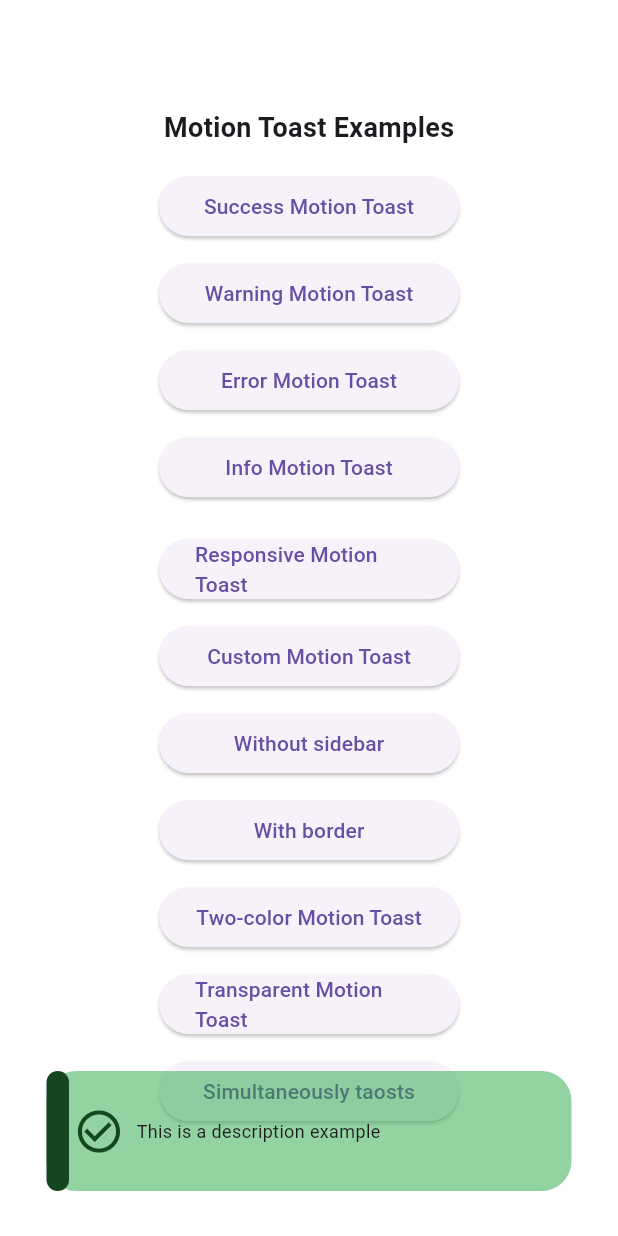
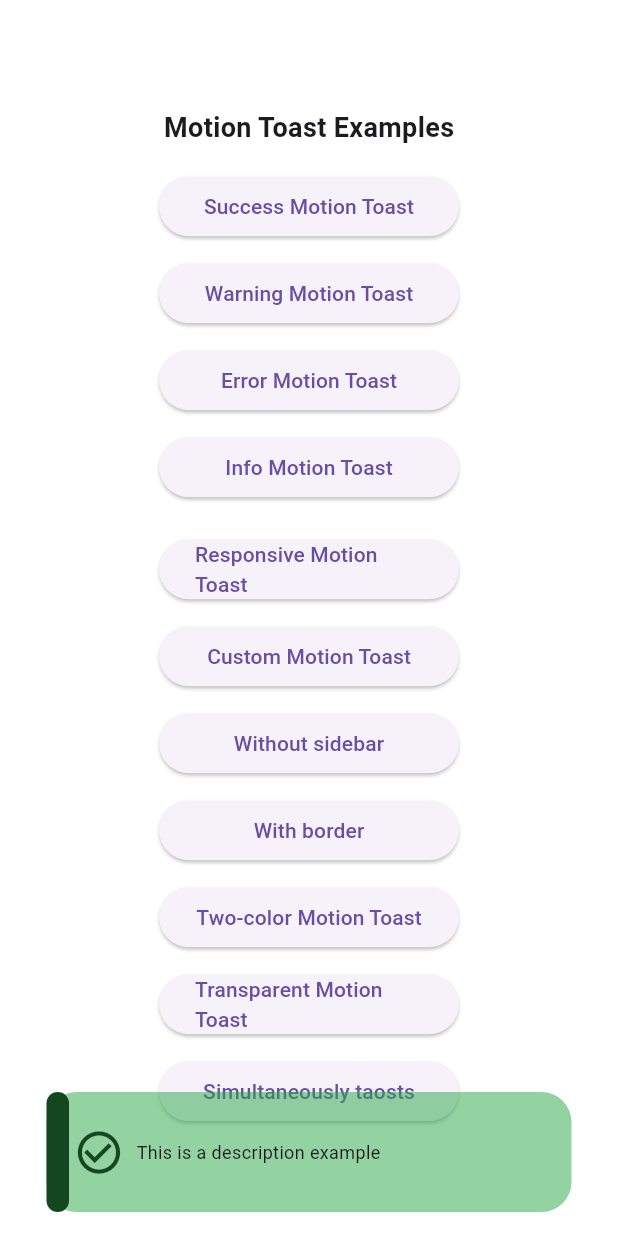
Before and after one commit to koukibadr/Motion-Toast, a Flutter app: the screen it shows after launch, after a tap on "Success Motion Toast", on a phone screen of 412 x 824 dp. Run offline on Flutter 3.47's test engine with Material 3 defaults, Android fonts, the phone set to English and light mode, and no system bars.

```diff
--- a/lib/motion_toast.dart
+++ b/lib/motion_toast.dart
@@ -291,11 +291,9 @@ class MotionToast extends StatefulWidget {
   }
 
   void _initializeAnimationType() {
-    if (position == MotionToastPosition.bottom &&
-        animationType == AnimationType.fromTop) {
+    if (position == MotionToastPosition.bottom && animationType == AnimationType.fromTop) {
       animationType = AnimationType.fromBottom;
-    } else if (position == MotionToastPosition.top &&
-        animationType == AnimationType.fromBottom) {
+    } else if (position == MotionToastPosition.top && animationType == AnimationType.fromBottom) {
       animationType = AnimationType.fromTop;
     }
   }
@@ -433,13 +431,15 @@ class MotionToast extends StatefulWidget {
       opaque: false,
       builder: (context) {
         return SafeArea(
-          child: AlertDialog(
-            backgroundColor: Colors.transparent,
-            contentPadding: const EdgeInsets.all(0),
-            insetPadding: const EdgeInsets.all(30),
-            elevation: 0,
-            content: Align(
+          child: Stack(
+            children: [
+              Align(
                 alignment: position.alignment,
+                child: Padding(
+                  padding: const EdgeInsets.all(16),
+                  child: Material(
+                    color: Colors.transparent,
+                    child: IntrinsicHeight(
                       child: Container(
                         height: height,
                         width: width,
@@ -455,14 +455,17 @@ class MotionToast extends StatefulWidget {
                       ),
                     ),
                   ),
+                ),
+              ),
+            ],
+          ),
         );
       },
     );
   }
 }
 
-class _MotionToastState extends State<MotionToast>
-    with TickerProviderStateMixin {
+class _MotionToastState extends State<MotionToast> with TickerProviderStateMixin {
   late Animation<Offset> offsetAnimation;
   late AnimationController slideController;
   late Timer toastTimer;
```
Lines whose indentation alone changed are shown as unchanged.
